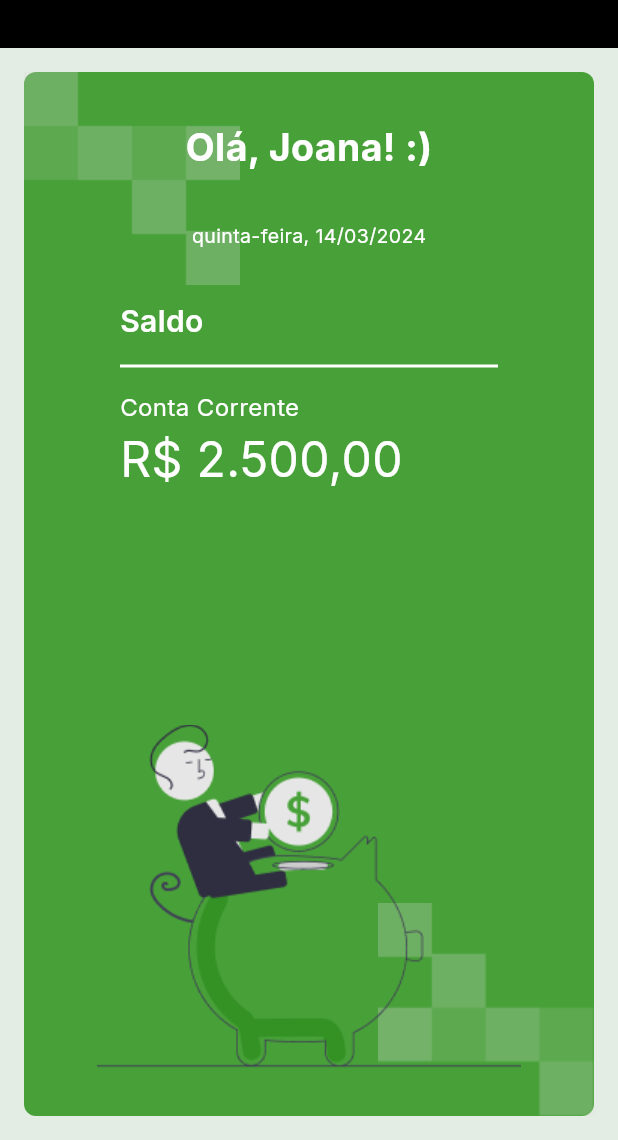
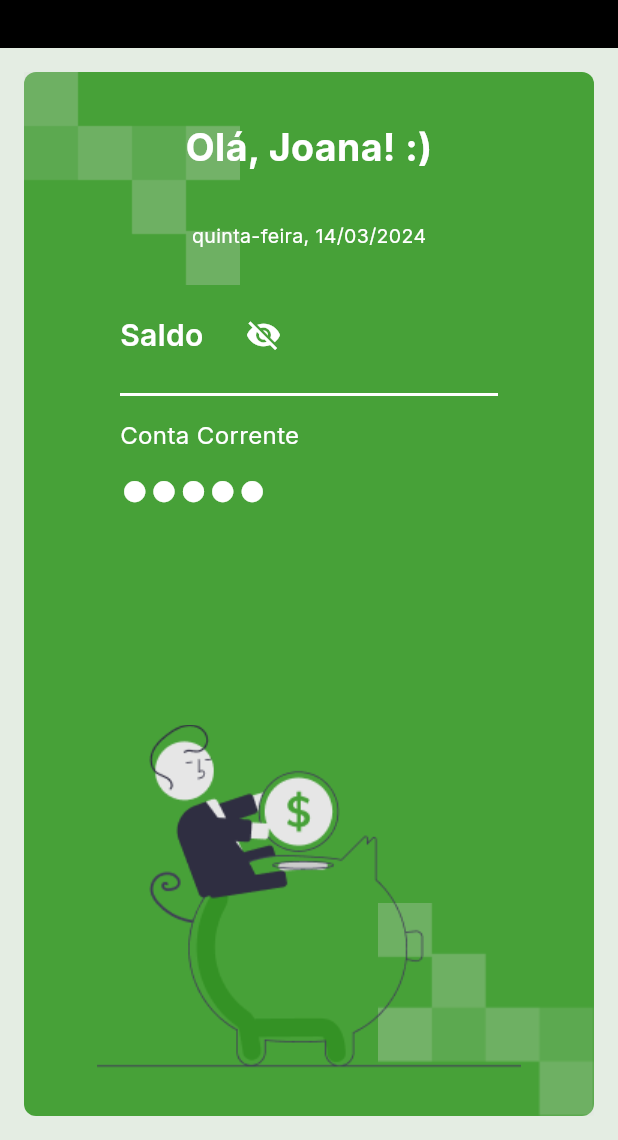
Before and after one commit to matheus-liber/bytebank, a Flutter app: the screen it shows after launch, on a phone screen of 412 x 824 dp, the part 96-1236 px from its top. Run offline on Flutter 3.47's test engine with Material 3 defaults, Android fonts, the phone set to English and light mode, and no system bars; our stand-ins replace google_fonts.

Commit message:
refactoring balance widget

```diff
--- a/packages/bytebank_balance/lib/widgets/balance_widget.dart
+++ b/packages/bytebank_balance/lib/widgets/balance_widget.dart
@@ -1,8 +1,17 @@
 part of bytebank_balance;
 
-class BytebankBalance extends StatelessWidget {
+class BytebankBalance extends StatefulWidget {
   final Color color;
+
   const BytebankBalance({super.key, required this.color});
+
+  @override
+  State<BytebankBalance> createState() => _BytebankBalanceState();
+}
+
+class _BytebankBalanceState extends State<BytebankBalance> {
+  bool isShowingBalance = false;
+  double userBalance = 0;
 
   @override
   Widget build(BuildContext context) {
@@ -10,33 +19,60 @@ class BytebankBalance extends StatelessWidget {
       mainAxisAlignment: MainAxisAlignment.center,
       crossAxisAlignment: CrossAxisAlignment.start,
       children: [
+        Row(
+          children: [
             Text(
               "Saldo",
               style: TextStyle(
                 fontSize: 20,
-            color: color,
+                color: widget.color,
                 fontWeight: FontWeight.w600,
               ),
             ),
+            SizedBox(
+              width: 16,
+            ),
+            IconButton(
+                onPressed: () {
+                  onVisibilityBalanceClicked();
+                },
+                icon: Icon((isShowingBalance)
+                    ? Icons.visibility
+                    : Icons.visibility_off),
+                color: widget.color,
+            )
+          ],
+        ),
         Padding(
           padding: const EdgeInsets.symmetric(vertical: 8.0),
-          child: Divider(color: color, thickness: 2),
+          child: Divider(color: widget.color, thickness: 2),
         ),
         Text(
           "Conta Corrente",
           style: TextStyle(
-            color: color,
+            color: widget.color,
             fontSize: 16,
           ),
         ),
         Text(
-          "R\$ 2.500,00",
+          (isShowingBalance) ? "R\$ $userBalance" : "●●●●●",
           style: TextStyle(
-            color: color,
+            color: widget.color,
             fontSize: 32,
           ),
         ),
       ],
     );
   }
+  onVisibilityBalanceClicked(){
+      if (isShowingBalance) {
+        setState(() {
+          isShowingBalance = false;
+        });
+      } else {
+        setState(() {
+          isShowingBalance = true;
+        });
       }
+  }
+}
```
Lines whose indentation alone changed are shown as unchanged.
